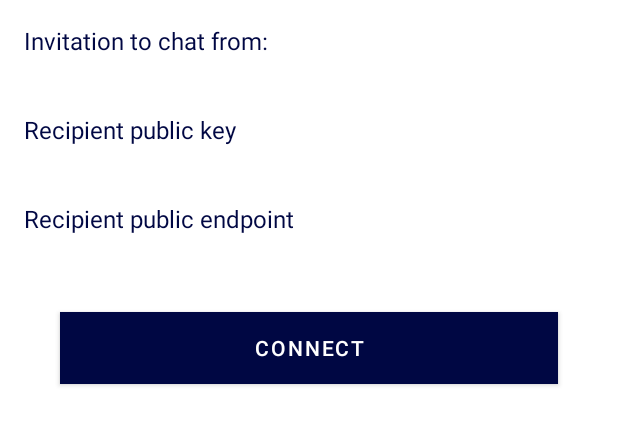
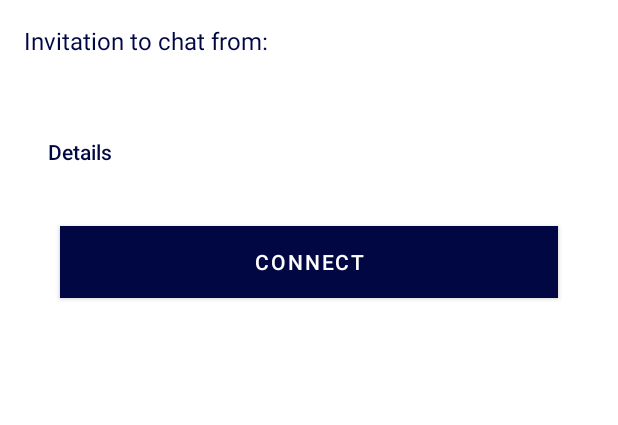
Before and after one commit to Purik/didcomm-messenger, an Android app: the layout view_invitation_bootom_sheet.xml on its own in the app's theme, with its tools: preview values and no code run, on a phone screen of 412 x 824 dp. Shown: the top 425 px of the screen. Run offline under Robolectric (Android 15) with nearby library versions, the phone set to English and light mode, and no system bars.

Commit message:
ping pong scenario,  some design fix

```diff
--- a/androidApp/src/main/java/com/socialsirius/messenger/repository/EventRepository.kt
+++ b/androidApp/src/main/java/com/socialsirius/messenger/repository/EventRepository.kt
@@ -18,9 +18,8 @@ import javax.inject.Inject
 import javax.inject.Singleton
 
 @Singleton
-class EventRepository @Inject constructor(val messageRepository: MessageRepository)
-     :
-     EventStorageAbstract {
+class EventRepository @Inject constructor(val messageRepository: MessageRepository) : EventStorageAbstract {
+
 
 
 
--- a/androidApp/src/main/java/com/socialsirius/messenger/repository/local/DatabaseHelper.java
+++ b/androidApp/src/main/java/com/socialsirius/messenger/repository/local/DatabaseHelper.java
@@ -19,7 +19,7 @@ public class DatabaseHelper extends OrmLiteSqliteOpenHelper {
     // name of the database file for your application -- change to something appropriate for your app
     private static final String DATABASE_NAME = "travelpass.db";
     // any time you make changes to your database objects, you may have to increase the database version
-    private static final int DATABASE_VERSION = 4;
+    private static final int DATABASE_VERSION = 5;
 
     // any time you make changes to your database objects, you may have to increase the database version
 
--- a/androidApp/src/main/java/com/socialsirius/messenger/repository/models/LocalMessage.kt
+++ b/androidApp/src/main/java/com/socialsirius/messenger/repository/models/LocalMessage.kt
@@ -62,6 +62,9 @@ class LocalMessage : DatabaseIdModel , Serializable{
     @DatabaseField(columnName = "canceledComment")
     var canceledCause: String? = null
 
+    @DatabaseField(columnName = "status")
+    var status : MessageStatus? = null
+
     fun message(): Message? {
         var restored: Message? = null
         try {
--- a/androidApp/src/main/res/layout/view_invitation_bootom_sheet.xml
+++ b/androidApp/src/main/res/layout/view_invitation_bootom_sheet.xml
@@ -22,10 +22,23 @@
             android:text="" />
 
         <TextView
+            style="@style/Subtitle2"
+            android:layout_width="match_parent"
+            android:layout_height="wrap_content"
+            android:layout_marginTop="10dp"
+            android:id="@+id/moreBtn"
+            android:padding="16dp"
+
+            android:text="@string/more_detail" />
+
+
+        <TextView
             style="@style/Subtitle1"
             android:layout_width="match_parent"
             android:layout_height="wrap_content"
             android:layout_marginTop="10dp"
+            android:visibility="gone"
+            android:id="@+id/receipentLabel"
             android:text="@string/recipient_keys" />
 
         <TextView
@@ -33,6 +46,7 @@
             android:layout_width="match_parent"
             android:layout_height="wrap_content"
             android:layout_marginLeft="24dp"
+            android:visibility="gone"
             android:id="@+id/receipentKeyText"
             android:text="" />
 
@@ -41,6 +55,8 @@
             android:layout_width="match_parent"
             android:layout_height="wrap_content"
             android:layout_marginTop="10dp"
+            android:visibility="gone"
+            android:id="@+id/endpointLabel"
             android:text="@string/recipient_endpoint" />
 
         <TextView
@@ -48,6 +64,7 @@
             android:layout_width="match_parent"
             android:layout_height="wrap_content"
             android:layout_marginLeft="24dp"
+            android:visibility="gone"
             android:id="@+id/endpointText"
             android:text="" />
 
--- a/androidApp/src/main/res/values/strings.xml
+++ b/androidApp/src/main/res/values/strings.xml
@@ -214,7 +214,8 @@
     <string name="cancel">Cancel</string>
 
     <string name="invitation_from">Invitation to chat from:</string>
-    <string name="recipient_keys">Recipient public key</string>
+    <string name="recipient_keys">%s public key</string>
+    <string name="more_detail">Details</string>
     <string name="recipient_endpoint">Recipient public endpoint</string>
     <string name="connect">Connect</string>
 </resources>
```
Also changed, not shown: androidApp/src/main/java/com/socialsirius/messenger/repository/MessageRepository.kt (+9 -0 lines), androidApp/src/main/java/com/socialsirius/messenger/repository/local/MessageDatabase.kt (+15 -0 lines), androidApp/src/main/java/com/socialsirius/messenger/repository/models/MessageStatus.kt (added, +7 -0 lines), androidApp/src/main/java/com/socialsirius/messenger/sirius_sdk_impl/SDKUseCase.kt (+24 -1 lines), androidApp/src/main/java/com/socialsirius/messenger/sirius_sdk_impl/scenario/PingScenarioImpl.kt (added, +31 -0 lines), androidApp/src/main/java/com/socialsirius/messenger/sirius_sdk_impl/scenario/PongScenarioImpl.kt (added, +42 -0 lines), androidApp/src/main/java/com/socialsirius/messenger/ui/chats/chat/ChatFragment.kt (+13 -4 lines), androidApp/src/main/java/com/socialsirius/messenger/ui/chats/chat/ChatViewModel.kt (+34 -12 lines), androidApp/src/main/java/com/socialsirius/messenger/ui/chats/chat/MessagesAdapter.kt (+9 -6 lines), androidApp/src/main/java/com/socialsirius/messenger/ui/chats/chats/message/BaseItemMessage.kt (+8 -0 lines), androidApp/src/main/java/com/socialsirius/messenger/ui/inviteUser/HandleWebInviteFragment.kt (+17 -0 lines), androidApp/src/main/java/com/socialsirius/messenger/ui/scan/MenuScanQrFragment.kt (+14 -1 lines), androidApp/src/main/java/com/socialsirius/messenger/ui/scan/MenuScanQrViewModel.kt (+25 -15 lines), androidApp/src/main/java/com/socialsirius/messenger/use_cases/EventUseCase.kt (added, +13 -0 lines).
